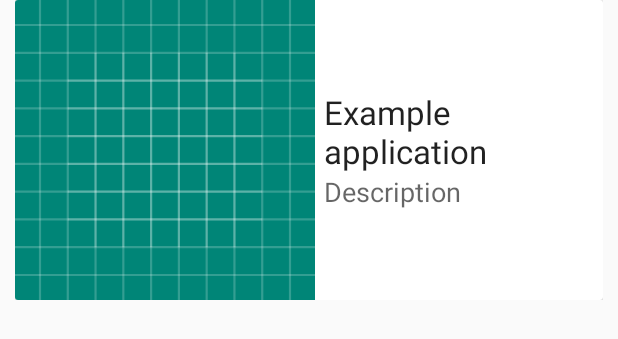
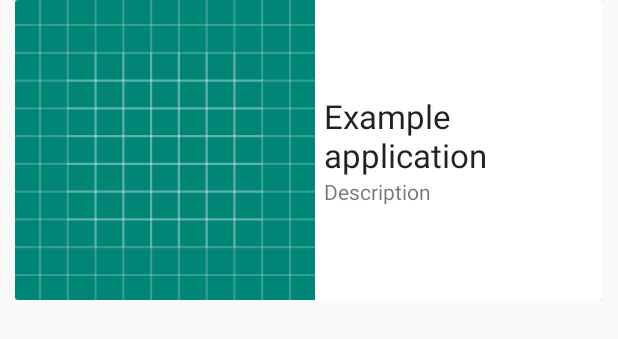
Before and after one commit to ggeetha/Contacts, an Android app: the layout layout_recyclerview.xml on its own in the app's theme, with its tools: preview values and no code run, on a phone screen of 412 x 824 dp. Shown: the top 339 px of the screen. Run offline under Robolectric (Android 15) with nearby library versions, the phone set to English and light mode, and no system bars; network calls fail.

Commit message:
Email text size changed

```diff
--- a/app/src/main/res/layout/layout_recyclerview.xml
+++ b/app/src/main/res/layout/layout_recyclerview.xml
@@ -51,7 +51,7 @@
                     android:ellipsize="marquee"
                     android:singleLine="true"
                     android:text="Description"
-                    android:textAppearance="?android:attr/textAppearanceMedium"/>
+                    android:textAppearance="?android:attr/textAppearanceSmall"/>
         </LinearLayout>
 
         </LinearLayout>
```
